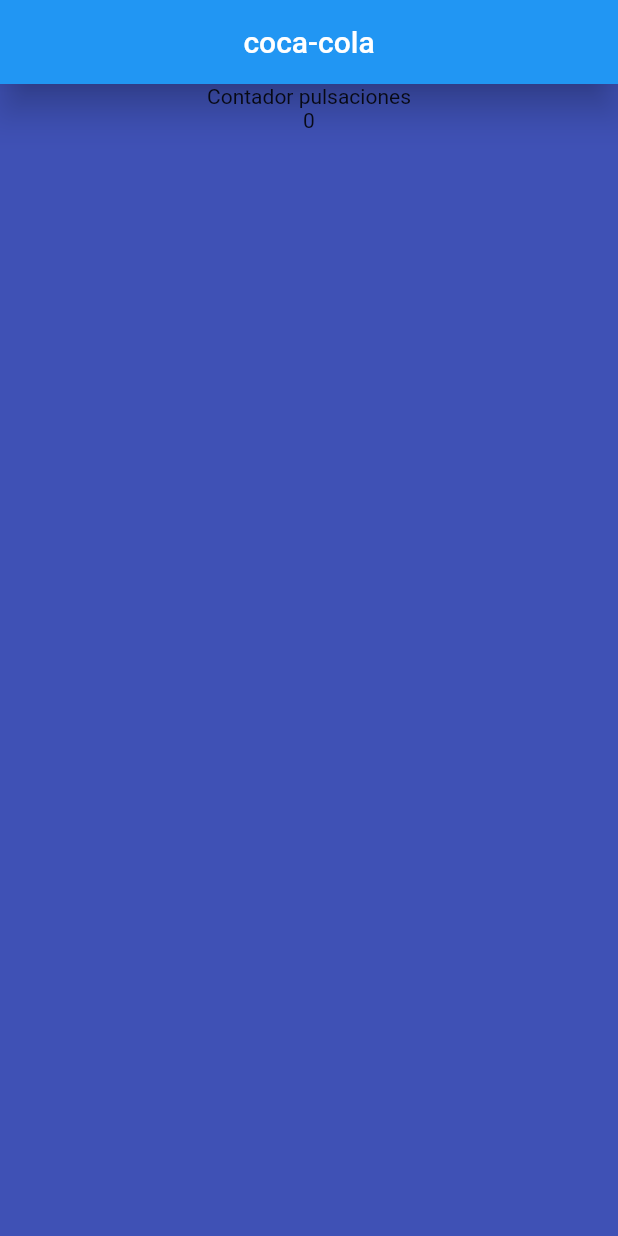
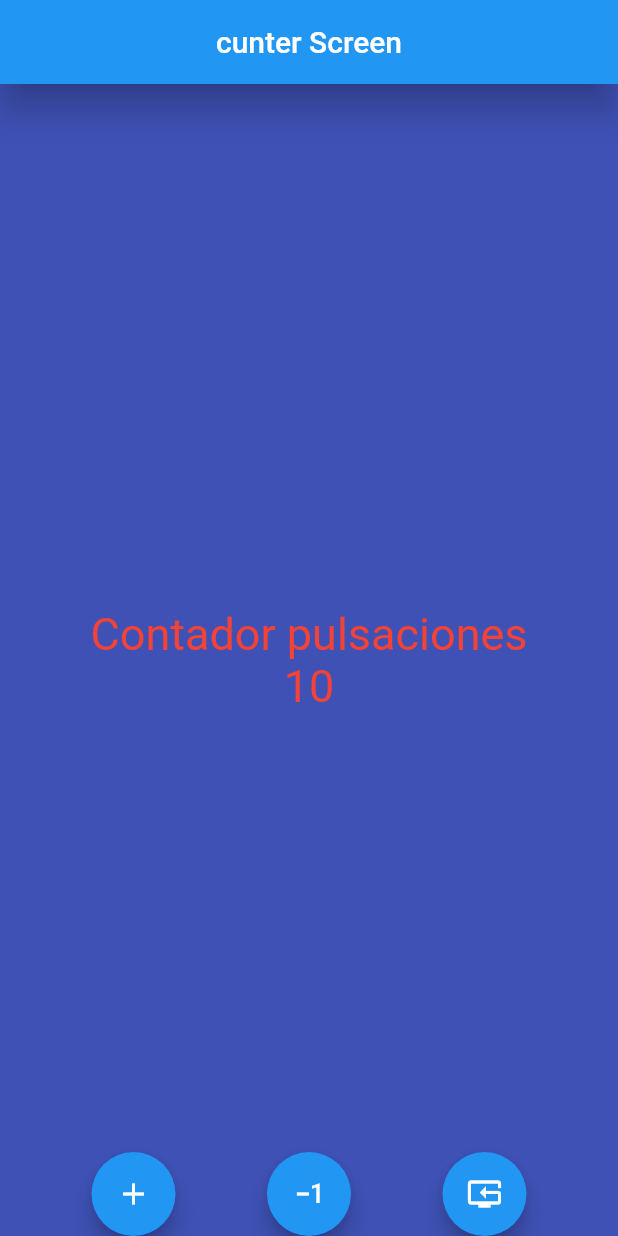
Before and after one commit to wirlowsky/curso_udemy_flutter, a Flutter app: the screen it shows after launch, on a phone screen of 412 x 824 dp. Run offline on Flutter 3.47's test engine with Material 2 defaults, Android fonts, the phone set to English and light mode, and no system bars.

Commit message:
Creado el botón flotante y trasteado con el y 2 copias mas

```diff
--- a/lib/main.dart
+++ b/lib/main.dart
@@ -1,4 +1,5 @@
 import 'package:flutter/material.dart';
+import 'package:my_app/screens/counter_screen.dart';
 import 'package:my_app/screens/home_screen.dart';
 
 //Función principal de la aplicación.
@@ -17,7 +18,8 @@ class MyApp extends StatelessWidget{
   Widget build(BuildContext context) {
    return const MaterialApp(
      debugShowCheckedModeBanner: false,
-     home: HomeScreen()
+     home: //HomeScreen()
+     CounterScreen()
 
    );
   }
--- /dev/null
+++ b/lib/screens/counter_screen.dart
@@ -0,0 +1,75 @@
+import 'package:flutter/material.dart';
+
+class CounterScreen extends StatefulWidget {
+
+  //Constructor constante
+ const  CounterScreen({super.key});
+
+
+  @override
+  State<CounterScreen> createState() => _CounterScreenState();
+}
+
+class _CounterScreenState extends State<CounterScreen> {
+  int contador = 10;
+
+  @override
+  Widget build(BuildContext context) {
+
+    const fonStyle = TextStyle(color: Colors.red, fontSize: 30);
+
+    return Scaffold(
+      appBar: AppBar(
+        title: const Center(
+          child: Text('cunter Screen'),
+        ),
+        elevation: 10,
+      ),
+      backgroundColor: Colors.indigo,
+      body: Center(
+          child: Column(
+              mainAxisAlignment: MainAxisAlignment.center,
+              children:  <Widget>[
+            const Text('Contador pulsaciones', style: fonStyle),
+            Text(contador.toString(), style: fonStyle)
+          ])),
+      floatingActionButtonLocation: FloatingActionButtonLocation.centerDocked,
+      floatingActionButton: Row(
+
+        mainAxisAlignment: MainAxisAlignment.spaceEvenly,
+        children: [
+          FloatingActionButton(
+            onPressed: () {
+              contador++;
+              print(contador.toString());
+
+              setState(() {});
+            },
+            child: const Icon(Icons.add),
+          ),
+          //const SizedBox(width: 20,),
+          FloatingActionButton(
+            onPressed: () {
+              contador--;
+              print(contador.toString());
+
+              setState(() {});
+            },
+
+            child: const Icon(Icons.exposure_minus_1),
+          ),
+         // const SizedBox(width: 20,),
+          FloatingActionButton(
+            onPressed: () {
+              contador=0;
+              print(contador.toString());
+
+              setState(() {});
+            },
+            child: const Icon(Icons.reset_tv),
+          )
+        ]
+      ),
+    );
+  }
+}
```
Also changed, not shown: lib/screens/home_screen.dart (+24 -19 lines).
